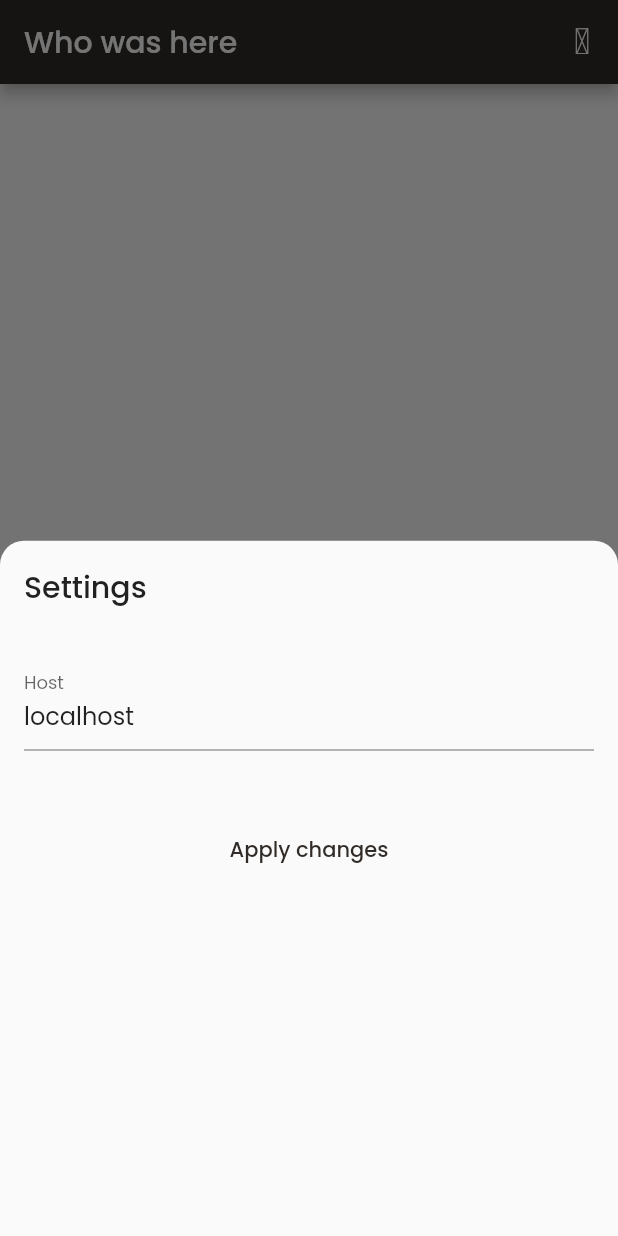
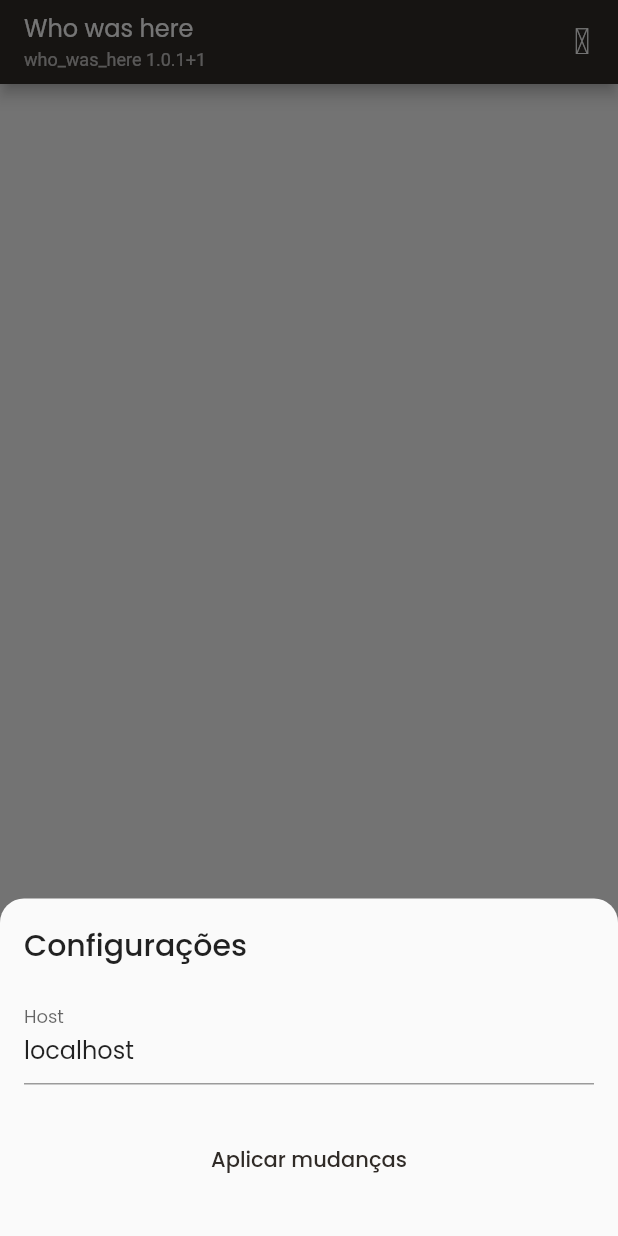
Before and after one commit to LucasVinicius314/who-was-here, a Flutter app: the screen it shows after launch, after a tap on an icon or button, on a phone screen of 412 x 824 dp. Run offline on Flutter 3.47's test engine with Material 2 defaults, Android fonts, the phone set to English and light mode, and no system bars; our stand-ins replace material_design_icons_flutter, package_info_plus, shared_preferences, socket_io_client; generated files the repository leaves out were written again; network calls fail.

Commit message:
l18n, fixes

```diff
--- /dev/null
+++ b/flutter/l10n.yaml
@@ -0,0 +1,3 @@
+arb-dir: lib/l10n
+template-arb-file: app_en.arb
+output-localization-file: app_localizations.dart
--- a/flutter/lib/core/app.dart
+++ b/flutter/lib/core/app.dart
@@ -1,8 +1,12 @@
-import 'package:flutter/cupertino.dart';
 import 'package:flutter/material.dart';
+import 'package:flutter_gen/gen_l10n/app_localizations.dart';
+import 'package:flutter_localizations/flutter_localizations.dart';
 import 'package:who_was_here/constants/colors.dart';
 import 'package:who_was_here/constants/constants.dart';
 import 'package:who_was_here/modules/main_page.dart';
+
+// TODO: add qr code scanning
+// TODO: add paste from clipboard feature
 
 class App extends StatelessWidget {
   const App({Key? key}) : super(key: key);
@@ -11,6 +15,7 @@ class App extends StatelessWidget {
   Widget build(BuildContext context) {
     return MaterialApp(
       title: Constants.appName,
+      locale: const Locale('pt', ''),
       debugShowCheckedModeBanner: false,
       theme: ThemeData(
         primarySwatch: ExtendedColors.jet,
@@ -21,6 +26,16 @@ class App extends StatelessWidget {
           ),
         ),
       ),
+      localizationsDelegates: const [
+        AppLocalizations.delegate,
+        GlobalMaterialLocalizations.delegate,
+        GlobalWidgetsLocalizations.delegate,
+        GlobalCupertinoLocalizations.delegate,
+      ],
+      supportedLocales: const [
+        Locale('en', ''),
+        Locale('pt', ''),
+      ],
       routes: {
         MainPage.route: (context) => const MainPage(),
       },
--- /dev/null
+++ b/flutter/lib/l10n/app_pt.arb
@@ -0,0 +1,12 @@
+{
+  "applyChanges": "Aplicar mudanças",
+  "connectionErrorMessage": "Algo deu errado durante a conexão.",
+  "item": "item",
+  "items": "itens",
+  "listingAllEvents": "Listando todos os eventos.",
+  "loading": "Carregando...",
+  "newEventDetected": "Novo evento detectado.",
+  "settings": "Configurações",
+  "socketConnected": "Socket conectado.",
+  "somethingWentWrong": "Algo deu errado."
+}
--- a/flutter/lib/modules/main_page.dart
+++ b/flutter/lib/modules/main_page.dart
@@ -2,9 +2,11 @@ import 'package:flutter/foundation.dart';
 import 'package:flutter/material.dart';
 import 'package:intl/intl.dart';
 import 'package:material_design_icons_flutter/material_design_icons_flutter.dart';
+import 'package:package_info_plus/package_info_plus.dart';
 import 'package:socket_io_client/socket_io_client.dart' as io;
 import 'package:who_was_here/constants/constants.dart';
 import 'package:who_was_here/models/log.dart';
+import 'package:who_was_here/utils/services/localization.dart';
 import 'package:who_was_here/utils/services/shared_preferences.dart';
 import 'package:who_was_here/utils/show_default_snackbar.dart';
 import 'package:who_was_here/widgets/settings_widget.dart';
@@ -26,6 +28,8 @@ class _MainPageState extends State<MainPage> {
   Future<void> _settings() async {
     final ans = await showModalBottomSheet(
       context: context,
+      isScrollControlled: true,
+      clipBehavior: Clip.antiAliasWithSaveLayer,
       shape: const RoundedRectangleBorder(
         borderRadius: BorderRadius.vertical(top: Radius.circular(16)),
       ),
@@ -54,7 +58,7 @@ class _MainPageState extends State<MainPage> {
 
       showDefaultSnackBar(
         context: context,
-        content: 'Something went wrong while attempting to connect.',
+        content: Localization.string(context).connectionErrorMessage,
       );
     });
 
@@ -63,7 +67,10 @@ class _MainPageState extends State<MainPage> {
         print(data);
       }
 
-      showDefaultSnackBar(content: 'Something went wrong.', context: context);
+      showDefaultSnackBar(
+        context: context,
+        content: Localization.string(context).somethingWentWrong,
+      );
     });
 
     socket.onConnect((data) {
@@ -71,7 +78,10 @@ class _MainPageState extends State<MainPage> {
         print('socket connected');
       }
 
-      showDefaultSnackBar(content: 'Socket connected.', context: context);
+      showDefaultSnackBar(
+        context: context,
+        content: Localization.string(context).socketConnected,
+      );
 
       _socket?.emit('all');
     });
@@ -79,7 +89,10 @@ class _MainPageState extends State<MainPage> {
     socket.on('all', (data) {
       final logs = (data as Iterable<dynamic>).map((e) => Log.fromJson(e));
 
-      showDefaultSnackBar(content: 'Listing all events.', context: context);
+      showDefaultSnackBar(
+        context: context,
+        content: Localization.string(context).listingAllEvents,
+      );
 
       setState(() {
         _logs = logs.toList();
@@ -89,7 +102,10 @@ class _MainPageState extends State<MainPage> {
     socket.on('new', (data) {
       final log = Log.fromJson(data);
 
-      showDefaultSnackBar(content: 'New event detected.', context: context);
+      showDefaultSnackBar(
+        context: context,
+        content: Localization.string(context).newEventDetected,
+      );
 
       _logs.insert(0, log);
 
@@ -121,7 +137,42 @@ class _MainPageState extends State<MainPage> {
   Widget build(BuildContext context) {
     return Scaffold(
       appBar: AppBar(
-        title: const Text(Constants.appName),
+        title: ListTile(
+          contentPadding: EdgeInsets.zero,
+          title: Text(
+            Constants.appName,
+            style: TextStyle(
+              color: Theme.of(context).primaryTextTheme.headline6?.color,
+            ),
+          ),
+          subtitle: FutureBuilder<PackageInfo>(
+            future: PackageInfo.fromPlatform(),
+            builder: (context, snapshot) {
+              final caption = Theme.of(context).primaryTextTheme.caption;
+
+              if (snapshot.hasError) {
+                return Text(
+                  Localization.string(context).somethingWentWrong,
+                  style: caption,
+                );
+              }
+
+              if (snapshot.connectionState == ConnectionState.done) {
+                final data = snapshot.data!;
+
+                return Text(
+                  '${data.appName} ${data.version}+${data.buildNumber}',
+                  style: caption,
+                );
+              }
+
+              return Text(
+                Localization.string(context).loading,
+                style: caption,
+              );
+            },
+          ),
+        ),
         actions: [
           IconButton(
             onPressed: _settings,
@@ -135,7 +186,7 @@ class _MainPageState extends State<MainPage> {
         child: Padding(
           padding: const EdgeInsets.all(16),
           child: Text(
-            '${DateFormat('yMMMd').format(DateTime.now())} - ${_logs.length} item${_logs.length == 1 ? '' : 's'}',
+            '${Localization.formatDateDateShortMonth(context, DateTime.now())} - ${_logs.length} ${_logs.length == 1 ? Localization.string(context).item : Localization.string(context).items}',
           ),
         ),
       ),
@@ -150,7 +201,7 @@ class _MainPageState extends State<MainPage> {
             child: ListTile(
               title: Text(log.tag),
               subtitle: Text(
-                DateFormat().format(log.getCreatedAt),
+                Localization.dateFormat(context).format(log.getCreatedAt),
                 style: Theme.of(context).textTheme.caption,
               ),
               leading: log.getCreatedAt.hour >= 18 || log.getCreatedAt.hour < 5
--- /dev/null
+++ b/flutter/lib/utils/services/localization.dart
@@ -0,0 +1,20 @@
+import 'package:flutter/material.dart';
+import 'package:flutter_gen/gen_l10n/app_localizations.dart';
+import 'package:intl/intl.dart';
+
+class Localization {
+  static AppLocalizations string(BuildContext context) =>
+      AppLocalizations.of(context)!;
+
+  static DateFormat dateFormat(BuildContext context, [String? format]) {
+    final languageCode = Localizations.localeOf(context).languageCode;
+
+    return DateFormat(format, languageCode);
+  }
+
+  static String formatDateDateShortMonth(
+    BuildContext context,
+    DateTime dateTime,
+  ) =>
+      dateFormat(context, 'yMMMd').format(dateTime);
+}
--- a/flutter/lib/widgets/settings_widget.dart
+++ b/flutter/lib/widgets/settings_widget.dart
@@ -1,4 +1,5 @@
 import 'package:flutter/material.dart';
+import 'package:flutter_gen/gen_l10n/app_localizations.dart';
 import 'package:who_was_here/utils/services/shared_preferences.dart';
 
 class SettingsWidget extends StatefulWidget {
@@ -23,17 +24,22 @@ class _SettingsWidgetState extends State<SettingsWidget> {
 
   @override
   Widget build(BuildContext context) {
-    return ListView(
+    return SafeArea(
+      child: Padding(
+        padding: MediaQuery.of(context).viewInsets,
+        child: ListView(
+          shrinkWrap: true,
+          physics: const BouncingScrollPhysics(),
           children: [
             Padding(
               padding: const EdgeInsets.all(16),
               child: Text(
-            'Settings',
+                AppLocalizations.of(context)!.settings,
                 style: Theme.of(context).textTheme.headline6,
               ),
             ),
             Padding(
-          padding: const EdgeInsets.all(16),
+              padding: const EdgeInsets.symmetric(horizontal: 16),
               child: TextFormField(
                 controller: _hostController,
                 decoration: const InputDecoration(
@@ -45,7 +51,7 @@ class _SettingsWidgetState extends State<SettingsWidget> {
             Padding(
               padding: const EdgeInsets.all(16),
               child: TextButton(
-            child: const Text('Apply changes'),
+                child: Text(AppLocalizations.of(context)!.applyChanges),
                 onPressed: () async {
                   await Prefs.setHost(_hostController.text);
 
@@ -54,6 +60,8 @@ class _SettingsWidgetState extends State<SettingsWidget> {
               ),
             ),
           ],
+        ),
+      ),
     );
   }
 }
--- a/flutter/pubspec.yaml
+++ b/flutter/pubspec.yaml
@@ -3,13 +3,15 @@ description: A new Flutter project.
 
 publish_to: "none"
 
-version: 1.0.0+1
+version: 1.0.1+1
 
 environment:
   sdk: ">=2.15.1 <3.0.0"
 
 dependencies:
   flutter:
+    sdk: flutter
+  flutter_localizations:
     sdk: flutter
 
   cupertino_icons: ^1.0.2
@@ -19,6 +21,7 @@ dependencies:
   intl: ^0.17.0
   material_design_icons_flutter: ^5.0.6595
   shared_preferences: ^2.0.11
+  package_info_plus: ^1.3.0
 
 dev_dependencies:
   flutter_test:
@@ -29,6 +32,7 @@ dev_dependencies:
   json_serializable: ^6.1.3
 
 flutter:
+  generate: true
   uses-material-design: true
 
   fonts:
```
Also changed, not shown: flutter/lib/l10n/app_en.arb (added, +42 -0 lines), flutter/pubspec.lock, 5 other files. Lines whose indentation alone changed are shown as unchanged.
